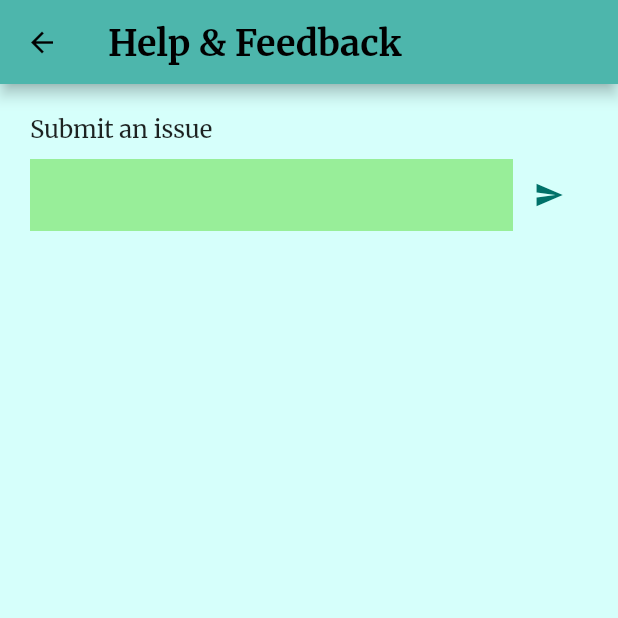
After one commit to arsharaj/ara-chatbot, a Flutter app: the HelpAndFeedback screen opened by its route, on a phone screen of 412 x 824 dp, the top half of it. The commit adds this screen. Run offline on Flutter 3.47's test engine with Material 2 defaults, Android fonts, the phone set to English and light mode, and no system bars; our stand-ins replace google_fonts.

Commit message:
Add uncompleted help and feedback screen

```diff
--- /dev/null
+++ b/lib/components/help_and_feedback.dart
@@ -0,0 +1,67 @@
+// Include all the required files
+import 'package:flutter/material.dart';
+import 'package:ara_chatbot/utils/colors.dart';
+import 'package:google_fonts/google_fonts.dart';
+
+// Help and Feedback Screen with some user interaction
+class HelpAndFeedback extends StatelessWidget {
+  // The title of the application
+  final String title;
+  final TextEditingController controller = TextEditingController();
+
+  // Constructor
+  HelpAndFeedback({Key key, this.title}) : super(key: key);
+
+  @override
+  Widget build(BuildContext context) {
+    final Color backgroundColor = (MediaQuery.of(context).platformBrightness == Brightness.light) ? backgroundColorLight : backgroundColorDark;
+
+    return Scaffold(
+      backgroundColor: backgroundColor,
+      appBar: AppBar(
+        title: Text(title),
+      ),
+      body: Container(
+        padding: EdgeInsets.all(20),
+        child: Column(
+          crossAxisAlignment: CrossAxisAlignment.start,
+          children: <Widget>[
+            Text(
+              "Submit an issue",
+              style: GoogleFonts.merriweather(
+                fontSize: 16,
+              ),
+            ),
+            SizedBox(
+              height: 10,
+            ),
+            Row(
+              children: <Widget>[
+                SizedBox(
+                  width: (MediaQuery.of(context).size.width)-90,
+                  child: TextFormField(
+                  autocorrect: true,
+                  controller: controller,
+                  keyboardType: TextInputType.text,
+                  decoration: InputDecoration(
+                    border: InputBorder.none,
+                    fillColor: accentColorDark,
+                    filled: true,
+                  ),
+                ),
+                ),
+              IconButton(
+              icon: Icon(Icons.send),
+              color: backgroundColorDark,
+              onPressed: (){
+                print(controller.value.text);
+              },
+            ),
+              ],
+            ),
+          ],
+        ),
+      ),
+    );
+  }
+}
--- a/lib/main.dart
+++ b/lib/main.dart
@@ -9,6 +9,7 @@ import 'package:ara_chatbot/utils/dark_theme.dart';
 import 'package:ara_chatbot/components/home_page.dart';
 import 'package:ara_chatbot/components/privacy_policy.dart';
 import 'package:ara_chatbot/components/terms_of_services.dart';
+import 'package:ara_chatbot/components/help_and_feedback.dart';
 
 // Main function - Starting point of the program.
 void main() {
@@ -32,9 +33,9 @@ class MyApp extends StatelessWidget {
       routes: {
         '/':(context) => HomePage(title:'Ara',),
         '/settings':(context) => Scaffold(),
-        '/help':(context) => Scaffold(),
+        '/help':(context) => HelpAndFeedback(title: 'Help & Feedback',),
         '/privacy':(context) => PrivacyPolicy(title:'Privacy Policy',),
-        '/terms':(context) => TermsOfServices(title: "Terms of Services",),
+        '/terms':(context) => TermsOfServices(title: 'Terms of Services',),
         '/about':(context) => Scaffold(),
       },
     );
```
